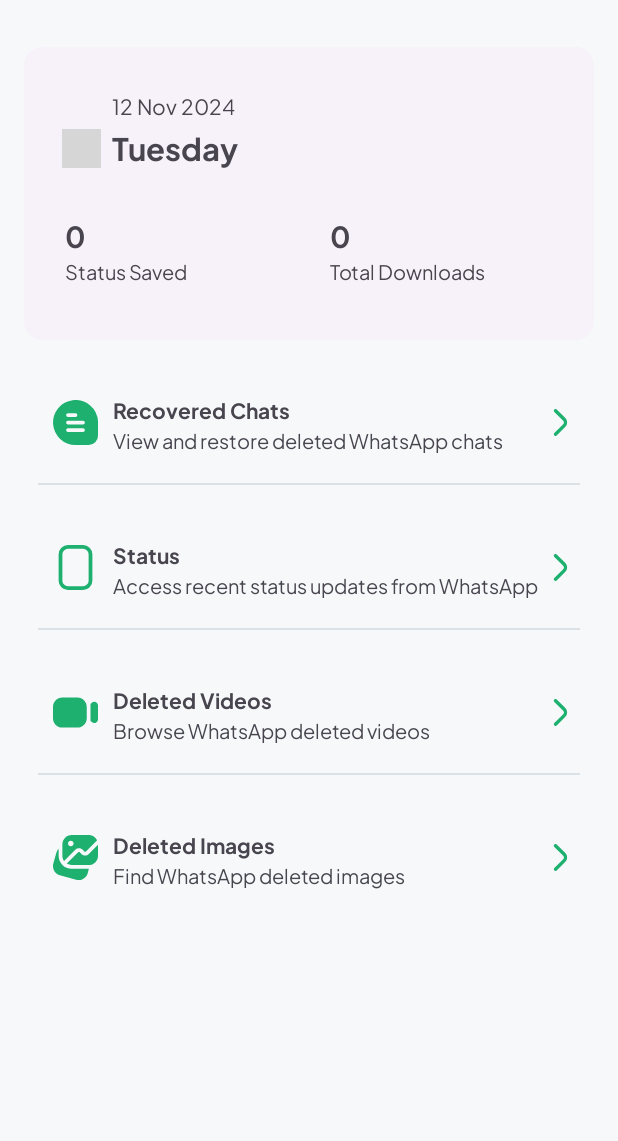
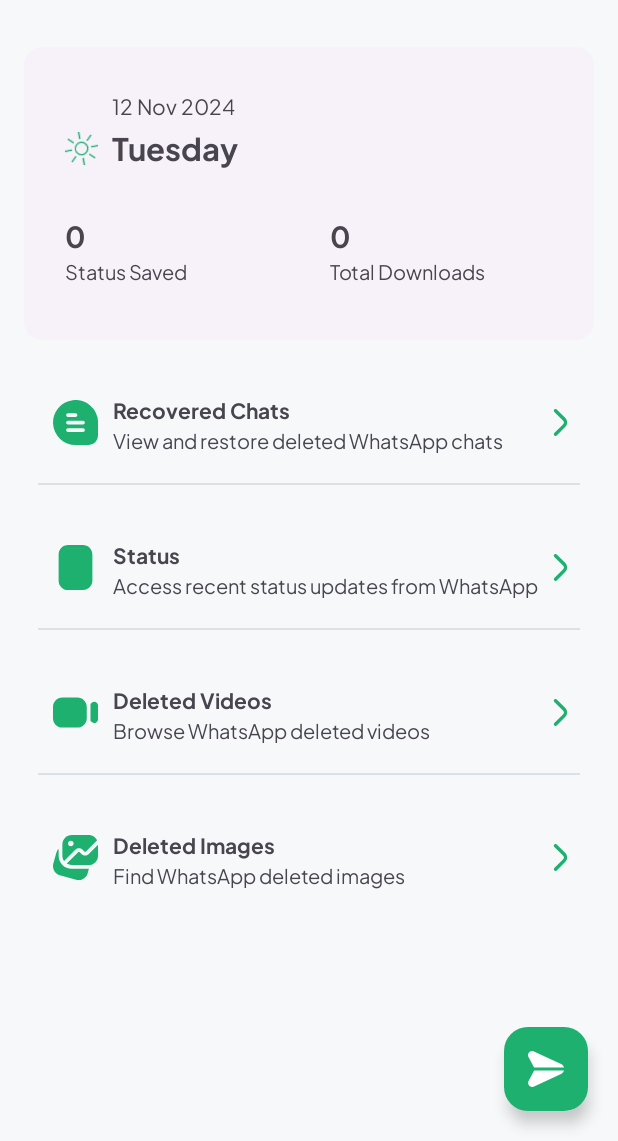
Before and after one commit to devzain-star/Delit-WhatsApp-Deleted-Data-Recovery, an Android app: the MainActivity screen opened directly, with no data from a screen before it, on a phone screen of 412 x 824 dp, the part 95-1236 px from its top. Run offline under Robolectric (Android 15) with nearby library versions, the phone set to English and light mode, and no system bars; our stand-ins replace sdp/ssp sizes; grey boxes are pictures that could not be loaded.

Commit message:
Home Screen Done

```diff
--- a/app/src/main/java/com/recover/deleted/messages/chat/recovery/ui/activities/MainActivity.kt
+++ b/app/src/main/java/com/recover/deleted/messages/chat/recovery/ui/activities/MainActivity.kt
@@ -36,8 +36,15 @@
 
         val dayFormat = SimpleDateFormat("EEEE", Locale.getDefault())
         val formattedDay = dayFormat.format(calendar.time)
-
         binding.date.text = formattedDate
         binding.day.text = formattedDay
+
+        // Get the current hour of the day
+        val currentHour = calendar.get(Calendar.HOUR_OF_DAY)
+        if (currentHour in 6..18) {
+            binding.imageView3.setImageResource(R.drawable.sun) // Daytime (6 AM to 6 PM)
+        } else {
+            binding.imageView3.setImageResource(R.drawable.thin_moon) // Nighttime (6 PM to 6 AM)
+        }
     }
 }
--- /dev/null
+++ b/app/src/main/res/drawable/send.xml
@@ -0,0 +1,9 @@
+<vector xmlns:android="http://schemas.android.com/apk/res/android"
+    android:width="512dp"
+    android:height="512dp"
+    android:viewportWidth="24"
+    android:viewportHeight="24">
+  <path
+      android:fillColor="#FF000000"
+      android:pathData="m0.172,3.708C-0.216,2.646 0.076,1.47 0.917,0.713 1.756,-0.041 2.951,-0.211 3.965,0.282l18.09,8.444c0.97,0.454 1.664,1.283 1.945,2.273L4.048,10.999L0.229,3.835c-0.021,-0.041 -0.04,-0.084 -0.057,-0.127ZM4.062,13L0.309,20.175c-0.021,0.04 -0.039,0.08 -0.054,0.122 -0.387,1.063 -0.092,2.237 0.749,2.993 0.521,0.467 1.179,0.708 1.841,0.708 0.409,0 0.819,-0.092 1.201,-0.279l18.011,-8.438c0.973,-0.456 1.666,-1.288 1.945,-2.28L4.062,13.001Z"/>
+</vector>
--- a/app/src/main/res/drawable/story.xml
+++ b/app/src/main/res/drawable/story.xml
@@ -1,9 +1,12 @@
 <vector xmlns:android="http://schemas.android.com/apk/res/android"
     android:width="512dp"
     android:height="512dp"
-    android:viewportWidth="24"
-    android:viewportHeight="24">
+    android:viewportWidth="512"
+    android:viewportHeight="512">
   <path
       android:fillColor="#FF000000"
-      android:pathData="M16,0L8,0A5,5 0,0 0,3 5L3,19a5,5 0,0 0,5 5h8a5,5 0,0 0,5 -5L21,5A5,5 0,0 0,16 0ZM19,19a3,3 0,0 1,-3 3L8,22a3,3 0,0 1,-3 -3L5,5A3,3 0,0 1,8 2h8a3,3 0,0 1,3 3Z"/>
+      android:pathData="M341.3,0H170.7C111.8,0 64,47.8 64,106.7v298.7C64,464.2 111.8,512 170.7,512h170.7c58.9,0 106.7,-47.8 106.7,-106.7V106.7C448,47.8 400.2,0 341.3,0zM405.3,405.3c0,35.3 -28.7,64 -64,64H170.7c-35.3,0 -64,-28.7 -64,-64V106.7c0,-35.3 28.7,-64 64,-64h170.7c35.3,0 64,28.7 64,64V405.3z"/>
+  <path
+      android:fillColor="#FF000000"
+      android:pathData="M96,37h319v443h-319z"/>
 </vector>
--- a/app/src/main/res/layout/activity_main.xml
+++ b/app/src/main/res/layout/activity_main.xml
@@ -1,15 +1,15 @@
 <?xml version="1.0" encoding="utf-8"?>
-<LinearLayout xmlns:android="http://schemas.android.com/apk/res/android"
+<RelativeLayout xmlns:android="http://schemas.android.com/apk/res/android"
     xmlns:app="http://schemas.android.com/apk/res-auto"
     xmlns:tools="http://schemas.android.com/tools"
     android:id="@+id/main"
     android:layout_width="match_parent"
     android:layout_height="match_parent"
-    android:orientation="vertical"
     tools:context=".ui.activities.MainActivity">
 
     <!--    header -->
     <RelativeLayout
+        android:id="@+id/header_layout"
         android:layout_width="match_parent"
         android:layout_height="wrap_content"
         android:padding="@dimen/_10sdp">
@@ -37,7 +37,9 @@
 
     <ScrollView
         android:layout_width="match_parent"
-        android:layout_height="match_parent">
+        android:layout_height="match_parent"
+        android:layout_below="@+id/header_layout"
+        >
 
         <LinearLayout
             android:layout_width="match_parent"
@@ -69,7 +71,7 @@
                         android:layout_marginStart="16dp"
                         android:layout_marginTop="16dp"
                         android:fontFamily="@font/regular"
-                        android:text="30 Apr 2024"
+                        android:text="@string/demo_date"
                         android:textSize="@dimen/_11sdp"
                         app:layout_constraintBottom_toBottomOf="parent"
                         app:layout_constraintEnd_toEndOf="parent"
@@ -83,7 +85,7 @@
                         android:layout_width="wrap_content"
                         android:layout_height="wrap_content"
                         android:fontFamily="@font/bold"
-                        android:text="Monday"
+                        android:text="@string/day"
                         android:textSize="@dimen/_16sdp"
                         app:layout_constraintEnd_toEndOf="@+id/date"
                         app:layout_constraintHorizontal_bias="0.0"
@@ -111,7 +113,7 @@
                         android:layout_width="0dp"
                         android:layout_height="wrap_content"
                         android:fontFamily="@font/bold"
-                        android:text="0"
+                        android:text="@string/zero"
                         android:textSize="@dimen/_15sdp"
                         app:layout_constraintBottom_toBottomOf="parent"
                         app:layout_constraintEnd_toEndOf="parent"
@@ -126,7 +128,7 @@
                         android:layout_width="0dp"
                         android:layout_height="wrap_content"
                         android:fontFamily="@font/bold"
-                        android:text="0"
+                        android:text="@string/zero"
                         android:textSize="@dimen/_15sdp"
                         app:layout_constraintBottom_toBottomOf="@+id/blocked"
                         app:layout_constraintEnd_toEndOf="parent"
@@ -182,6 +184,7 @@
                     app:tint="@color/primary"
                     android:padding="10dp"
                     android:layout_centerVertical="true"
+                    android:contentDescription="@string/description"
                     />
 
                 <LinearLayout
@@ -198,14 +201,14 @@
                         android:layout_width="wrap_content"
                         android:layout_height="wrap_content"
                         android:fontFamily="@font/bold"
-                        android:text="Recovered Chats"
+                        android:text="@string/recovered_chats"
                         android:textSize="14sp"/>
 
                     <TextView
                         android:layout_width="wrap_content"
                         android:layout_height="wrap_content"
                         android:fontFamily="@font/regular"
-                        android:text="View and restore deleted WhatsApp chats"
+                        android:text="@string/view_and_restore_deleted_whatsapp_chats"
                         android:textSize="@dimen/_10sdp"/>
 
                 </LinearLayout>
@@ -248,8 +251,8 @@
                     android:src="@drawable/story"
                     app:tint="@color/primary"
                     android:padding="10dp"
-                    app:backgroundTint="@color/primary"
                     android:layout_centerVertical="true"
+                    android:contentDescription="@string/description"
                     />
 
                 <LinearLayout
@@ -265,14 +268,14 @@
                         android:layout_width="wrap_content"
                         android:layout_height="wrap_content"
                         android:fontFamily="@font/bold"
-                        android:text="Status"
+                        android:text="@string/status"
                         android:textSize="14sp"/>
 
                     <TextView
                         android:layout_width="wrap_content"
                         android:layout_height="wrap_content"
                         android:fontFamily="@font/regular"
-                        android:text="Access recent status updates from WhatsApp"
+                        android:text="@string/access_recent_status_updates_from_whatsapp"
                         android:textSize="@dimen/_10sdp"/>
 
                 </LinearLayout>
@@ -316,6 +319,7 @@
                     app:tint="@color/primary"
                     android:padding="10dp"
                     android:layout_centerVertical="true"
+                    android:contentDescription="@string/description"
                     />
 
                 <LinearLayout
@@ -331,14 +335,14 @@
                         android:layout_width="wrap_content"
                         android:layout_height="wrap_content"
                         android:fontFamily="@font/bold"
-                        android:text="Deleted Videos"
+                        android:text="@string/deleted_videos"
                         android:textSize="14sp"/>
 
                     <TextView
                         android:layout_width="wrap_content"
                         android:layout_height="wrap_content"
                         android:fontFamily="@font/regular"
-                        android:text="Browse WhatsApp deleted videos"
+                        android:text="@string/browse_whatsapp_deleted_videos"
                         android:textSize="@dimen/_10sdp"/>
 
                 </LinearLayout>
@@ -382,6 +386,7 @@
                     app:tint="@color/primary"
                     android:padding="10dp"
                     android:layout_centerVertical="true"
+                    android:contentDescription="@string/description"
                     />
 
                 <LinearLayout
@@ -397,14 +402,14 @@
                         android:layout_width="wrap_content"
                         android:layout_height="wrap_content"
                         android:fontFamily="@font/bold"
-                        android:text="Deleted Images"
+                        android:text="@string/deleted_images"
                         android:textSize="14sp"/>
 
                     <TextView
                         android:layout_width="wrap_content"
                         android:layout_height="wrap_content"
                         android:fontFamily="@font/regular"
-                        android:text="Find WhatsApp deleted images"
+                        android:text="@string/find_whatsapp_deleted_images"
                         android:textSize="@dimen/_10sdp"/>
 
                 </LinearLayout>
@@ -429,4 +434,17 @@
     </ScrollView>
 
 
-</LinearLayout>
+    <com.google.android.material.floatingactionbutton.FloatingActionButton
+        android:id="@+id/fabBtn"
+        android:layout_width="wrap_content"
+        android:layout_height="wrap_content"
+        android:layout_alignParentEnd="true"
+        android:layout_alignParentBottom="true"
+        android:layout_margin="20dp"
+        android:backgroundTint="@color/primary"
+        android:src="@drawable/send"
+        app:tint="@color/white"
+        tools:ignore="ContentDescription"
+        />
+
+</RelativeLayout>
--- a/app/src/main/res/values/strings.xml
+++ b/app/src/main/res/values/strings.xml
@@ -20,4 +20,14 @@
     <string name="chats">Chats</string>
     <string name="status_saved">Status Saved</string>
     <string name="total_downloads">Total Downloads</string>
+    <string name="demo_date">30 Apr 2024</string>
+    <string name="day">Monday</string>
+    <string name="zero">0</string>
+    <string name="recovered_chats">Recovered Chats</string>
+    <string name="view_and_restore_deleted_whatsapp_chats">View and restore deleted WhatsApp chats</string>
+    <string name="access_recent_status_updates_from_whatsapp">Access recent status updates from WhatsApp</string>
+    <string name="deleted_videos">Deleted Videos</string>
+    <string name="browse_whatsapp_deleted_videos">Browse WhatsApp deleted videos</string>
+    <string name="deleted_images">Deleted Images</string>
+    <string name="find_whatsapp_deleted_images">Find WhatsApp deleted images</string>
 </resources>
```
